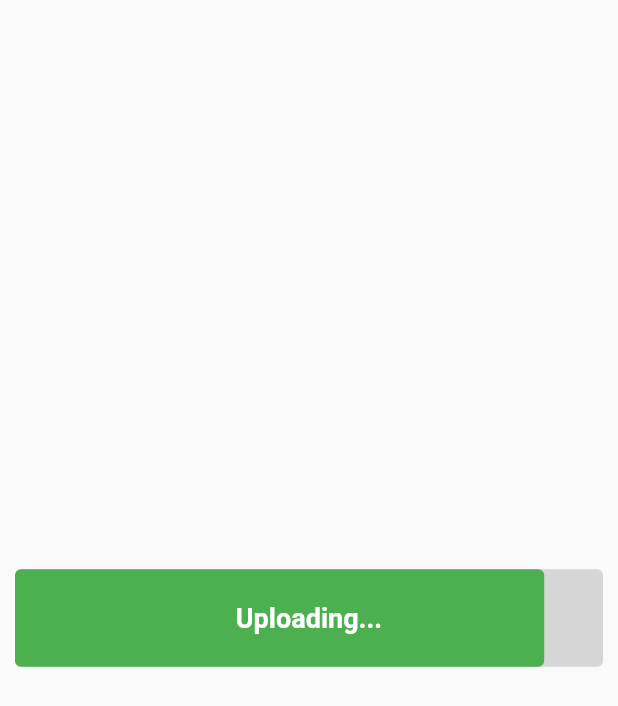
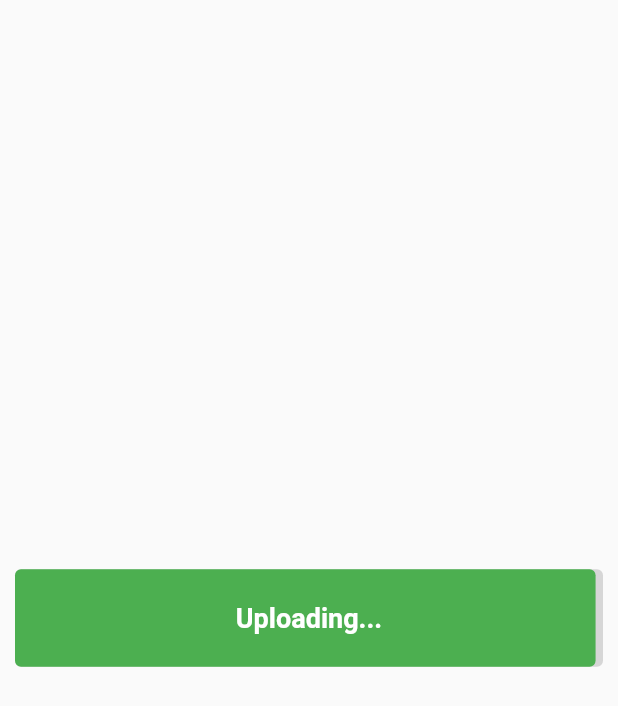
Before and after one commit to shrijanRegmi/progress_value_button, a Flutter app: the screen it shows after launch, after a tap on "Uploading...", on a phone screen of 412 x 824 dp. Shown: the top 706 px of the screen. Run offline on Flutter 3.47's test engine with Material 2 defaults, Android fonts, the phone set to English and light mode, and no system bars.

Commit message:
minor changes

```diff
--- a/example/lib/main.dart
+++ b/example/lib/main.dart
@@ -20,15 +20,32 @@ class ProgressButtonApp extends StatelessWidget {
   }
 }
 
-class HomeScreen extends StatelessWidget {
+class HomeScreen extends StatefulWidget {
   const HomeScreen({Key? key}) : super(key: key);
+
+  @override
+  _HomeScreenState createState() => _HomeScreenState();
+}
+
+class _HomeScreenState extends State<HomeScreen> {
+  bool _loaded = false;
+  @override
+  void initState() {
+    super.initState();
+    Future.delayed(
+      Duration(milliseconds: 2000),
+      () => setState(() => _loaded = true),
+    );
+  }
 
   @override
   Widget build(BuildContext context) {
     return Scaffold(
       body: Center(
-        child: ProgressButton(
-          value: 90.0,
+        child: _loaded
+            ? ProgressButton(
+                value: 100.0,
+                animationDuration: Duration(milliseconds: 8000),
                 height: 65.0,
                 onPressed: (progress) {},
                 margin: const EdgeInsets.all(10.0),
@@ -40,7 +57,8 @@ class HomeScreen extends StatelessWidget {
                     fontSize: 18.0,
                   ),
                 ),
-        ),
+              )
+            : Container(),
       ),
     );
   }
```
Also changed, not shown: example/assets/progress-button.gif (added). Lines whose indentation alone changed are shown as unchanged.
